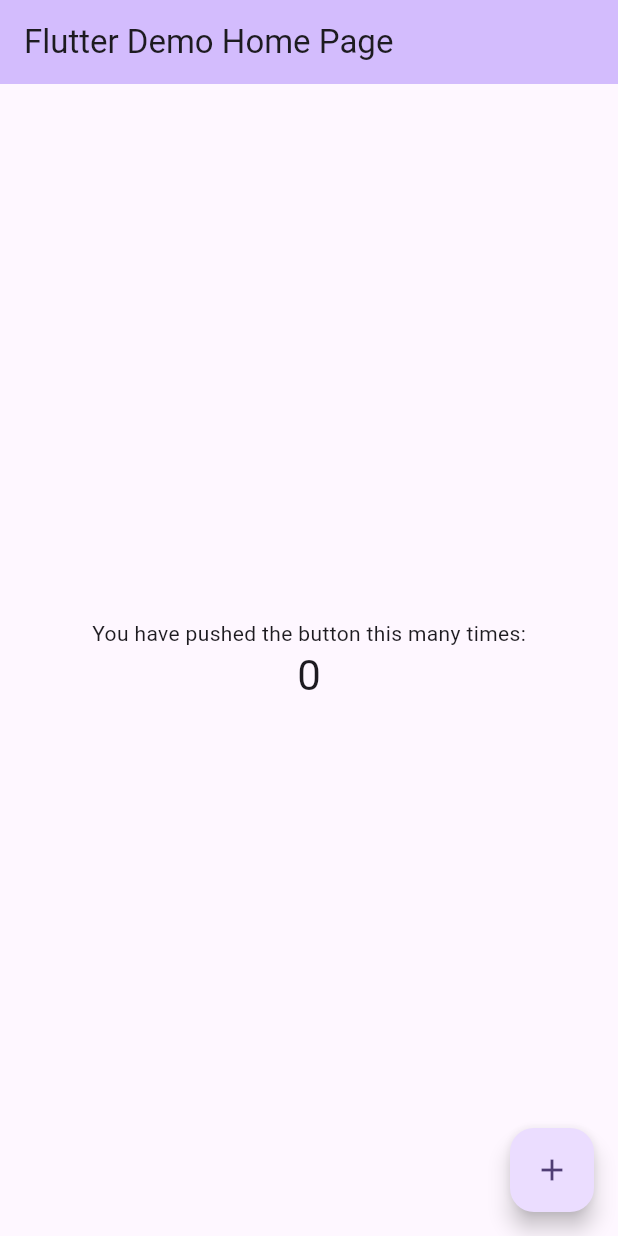
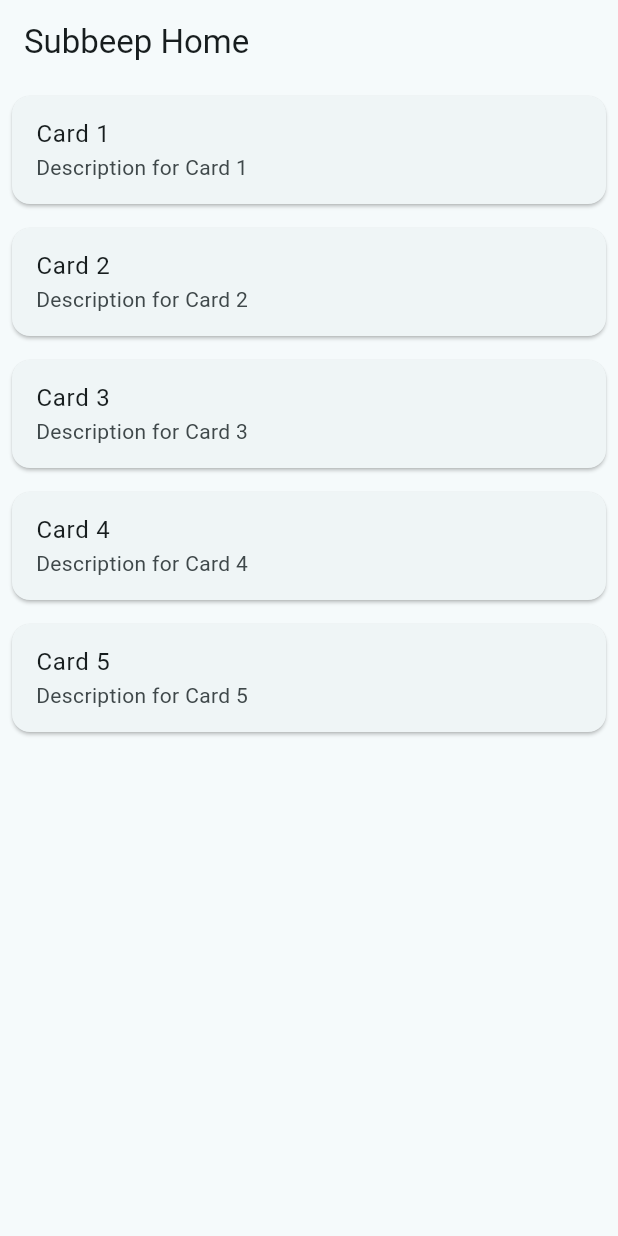
Before and after one commit to Niwatto/SubBeep, a Flutter app: the screen it shows after launch, on a phone screen of 412 x 824 dp. Run offline on Flutter 3.47's test engine with Material 3 defaults, Android fonts, the phone set to English and light mode, and no system bars; our stand-ins replace get.

Commit message:
home page

```diff
--- /dev/null
+++ b/lib/app.dart
@@ -0,0 +1,27 @@
+import 'package:flutter/material.dart';
+import 'package:get/get.dart';
+import 'package:subbeep/pages/pages.dart';
+
+import 'application_state.dart';
+
+class App extends StatelessWidget {
+  final GlobalKey<NavigatorState> navigatorKey = GlobalKey<NavigatorState>();
+  final applicationState = Get.find<ApplicationState>();
+  App({super.key});
+
+  @override
+  Widget build(BuildContext context) {
+    return GetMaterialApp(
+      debugShowCheckedModeBanner: false,
+      title: 'SubBeep',
+      theme: ThemeData(
+        colorScheme: ColorScheme.fromSeed(
+          seedColor: Colors.white,
+        ),
+      ),
+      initialRoute: applicationState.initialRoute,
+      navigatorKey: navigatorKey,
+      getPages: Pages.execute(),
+    );
+  }
+}
--- /dev/null
+++ b/lib/application_state.dart
@@ -0,0 +1,6 @@
+import 'package:get/get.dart';
+import 'package:subbeep/pages/home/home_page.dart';
+
+class ApplicationState extends GetxController {
+  String get initialRoute => HomePage.routeName;
+}
--- a/lib/main.dart
+++ b/lib/main.dart
@@ -1,125 +1,10 @@
 import 'package:flutter/material.dart';
+import 'package:get/get.dart';
+import 'package:subbeep/app.dart';
+import 'package:subbeep/application_state.dart';
 
 void main() {
-  runApp(const MyApp());
+  WidgetsFlutterBinding.ensureInitialized();
+  Get.put(ApplicationState());
+  runApp(App());
 }
-
-class MyApp extends StatelessWidget {
-  const MyApp({super.key});
-
-  // This widget is the root of your application.
-  @override
-  Widget build(BuildContext context) {
-    return MaterialApp(
-      title: 'Flutter Demo',
-      theme: ThemeData(
-        // This is the theme of your application.
-        //
-        // TRY THIS: Try running your application with "flutter run". You'll see
-        // the application has a blue toolbar. Then, without quitting the app,
-        // try changing the seedColor in the colorScheme below to Colors.green
-        // and then invoke "hot reload" (save your changes or press the "hot
-        // reload" button in a Flutter-supported IDE, or press "r" if you used
-        // the command line to start the app).
-        //
-        // Notice that the counter didn't reset back to zero; the application
-        // state is not lost during the reload. To reset the state, use hot
-        // restart instead.
-        //
-        // This works for code too, not just values: Most code changes can be
-        // tested with just a hot reload.
-        colorScheme: ColorScheme.fromSeed(seedColor: Colors.deepPurple),
-        useMaterial3: true,
-      ),
-      home: const MyHomePage(title: 'Flutter Demo Home Page'),
-    );
-  }
-}
-
-class MyHomePage extends StatefulWidget {
-  const MyHomePage({super.key, required this.title});
-
-  // This widget is the home page of your application. It is stateful, meaning
-  // that it has a State object (defined below) that contains fields that affect
-  // how it looks.
-
-  // This class is the configuration for the state. It holds the values (in this
-  // case the title) provided by the parent (in this case the App widget) and
-  // used by the build method of the State. Fields in a Widget subclass are
-  // always marked "final".
-
-  final String title;
-
-  @override
-  State<MyHomePage> createState() => _MyHomePageState();
-}
-
-class _MyHomePageState extends State<MyHomePage> {
-  int _counter = 0;
-
-  void _incrementCounter() {
-    setState(() {
-      // This call to setState tells the Flutter framework that something has
-      // changed in this State, which causes it to rerun the build method below
-      // so that the display can reflect the updated values. If we changed
-      // _counter without calling setState(), then the build method would not be
-      // called again, and so nothing would appear to happen.
-      _counter++;
-    });
-  }
-
-  @override
-  Widget build(BuildContext context) {
-    // This method is rerun every time setState is called, for instance as done
-    // by the _incrementCounter method above.
-    //
-    // The Flutter framework has been optimized to make rerunning build methods
-    // fast, so that you can just rebuild anything that needs updating rather
-    // than having to individually change instances of widgets.
-    return Scaffold(
-      appBar: AppBar(
-        // TRY THIS: Try changing the color here to a specific color (to
-        // Colors.amber, perhaps?) and trigger a hot reload to see the AppBar
-        // change color while the other colors stay the same.
-        backgroundColor: Theme.of(context).colorScheme.inversePrimary,
-        // Here we take the value from the MyHomePage object that was created by
-        // the App.build method, and use it to set our appbar title.
-        title: Text(widget.title),
-      ),
-      body: Center(
-        // Center is a layout widget. It takes a single child and positions it
-        // in the middle of the parent.
-        child: Column(
-          // Column is also a layout widget. It takes a list of children and
-          // arranges them vertically. By default, it sizes itself to fit its
-          // children horizontally, and tries to be as tall as its parent.
-          //
-          // Column has various properties to control how it sizes itself and
-          // how it positions its children. Here we use mainAxisAlignment to
-          // center the children vertically; the main axis here is the vertical
-          // axis because Columns are vertical (the cross axis would be
-          // horizontal).
-          //
-          // TRY THIS: Invoke "debug painting" (choose the "Toggle Debug Paint"
-          // action in the IDE, or press "p" in the console), to see the
-          // wireframe for each widget.
-          mainAxisAlignment: MainAxisAlignment.center,
-          children: <Widget>[
-            const Text(
-              'You have pushed the button this many times:',
-            ),
-            Text(
-              '$_counter',
-              style: Theme.of(context).textTheme.headlineMedium,
-            ),
-          ],
-        ),
-      ),
-      floatingActionButton: FloatingActionButton(
-        onPressed: _incrementCounter,
-        tooltip: 'Increment',
-        child: const Icon(Icons.add),
-      ), // This trailing comma makes auto-formatting nicer for build methods.
-    );
-  }
-}
--- /dev/null
+++ b/lib/pages/home/home_page.dart
@@ -0,0 +1,39 @@
+import 'package:flutter/material.dart';
+
+class HomePage extends StatelessWidget {
+  final List<Map<String, String>> items = [
+    {'title': 'Card 1', 'subtitle': 'Description for Card 1'},
+    {'title': 'Card 2', 'subtitle': 'Description for Card 2'},
+    {'title': 'Card 3', 'subtitle': 'Description for Card 3'},
+    {'title': 'Card 4', 'subtitle': 'Description for Card 4'},
+    {'title': 'Card 5', 'subtitle': 'Description for Card 5'},
+  ];
+  static const routeName = '/home';
+
+  HomePage({super.key});
+
+  @override
+  Widget build(BuildContext context) {
+    return Scaffold(
+      appBar: AppBar(
+        title: Text('Subbeep Home'),
+      ),
+      body: ListView.builder(
+        itemCount: items.length,
+        itemBuilder: (context, index) {
+          return Card(
+            margin: EdgeInsets.all(8.0),
+            child: ListTile(
+              title: Text(items[index]['title']!),
+              subtitle: Text(items[index]['subtitle']!),
+              onTap: () {
+                // Handle card tap
+                print('Tapped on ${items[index]['title']}');
+              },
+            ),
+          );
+        },
+      ),
+    );
+  }
+}
--- /dev/null
+++ b/lib/pages/home/state/home_state.dart
@@ -0,0 +1,10 @@
+import 'package:get/get.dart';
+
+class HomeState extends GetxController {
+  final _items = <Map<String, String>>[].obs;
+  List<Map<String, String>> get items => _items;
+
+  void setItems(List<Map<String, String>> items) {
+    _items.value = items;
+  }
+}
--- /dev/null
+++ b/lib/pages/home/state/home_state_binding.dart
@@ -0,0 +1,9 @@
+import 'package:get/get.dart';
+import 'package:subbeep/pages/home/state/home_state.dart';
+
+class HomeStateBinding extends Bindings {
+  @override
+  void dependencies() {
+    Get.lazyPut(() => HomeState());
+  }
+}
--- /dev/null
+++ b/lib/pages/pages.dart
@@ -0,0 +1,12 @@
+import 'package:get/route_manager.dart';
+import 'package:subbeep/pages/home/home_page.dart';
+import 'package:subbeep/pages/home/state/home_state_binding.dart';
+
+class Pages {
+  static List<GetPage> execute() => [
+        GetPage(
+            name: HomePage.routeName,
+            page: () => HomePage(),
+            binding: HomeStateBinding()),
+      ];
+}
```
Also changed, not shown: 1 other file.
